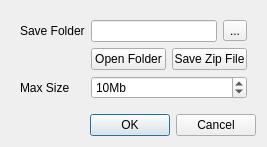
The window that ocr_training_data_dialog.ui (locaal-ai/scoresight) describes before a commit, drawn with Qt 5.
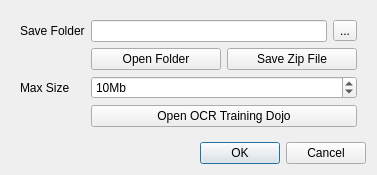
The same window after the commit.

Commit message: Refactor: Add training dojo functionality and speed control

Diff of the .ui file:
```diff
--- a/ocr_training_data_dialog.ui
+++ b/ocr_training_data_dialog.ui
@@ -6,8 +6,8 @@
    <rect>
     <x>0</x>
     <y>0</y>
-    <width>267</width>
-    <height>132</height>
+    <width>377</width>
+    <height>164</height>
    </rect>
   </property>
   <property name="minimumSize">
@@ -19,25 +19,21 @@
   <property name="maximumSize">
    <size>
     <width>650</width>
-    <height>16777215</height>
+    <height>300</height>
    </size>
   </property>
   <property name="windowTitle">
    <string>Dialog</string>
   </property>
   <layout class="QGridLayout" name="gridLayout">
-   <item row="2" column="0">
-    <widget class="QDialogButtonBox" name="buttonBox">
-     <property name="orientation">
-      <enum>Qt::Horizontal</enum>
-     </property>
-     <property name="standardButtons">
-      <set>QDialogButtonBox::Cancel|QDialogButtonBox::Ok</set>
-     </property>
-    </widget>
-   </item>
    <item row="1" column="0">
     <widget class="QWidget" name="widget" native="true">
+     <property name="sizePolicy">
+      <sizepolicy hsizetype="Preferred" vsizetype="Fixed">
+       <horstretch>0</horstretch>
+       <verstretch>0</verstretch>
+      </sizepolicy>
+     </property>
      <layout class="QFormLayout" name="formLayout">
       <item row="0" column="0">
        <widget class="QLabel" name="label">
@@ -132,9 +128,39 @@
         </property>
        </widget>
       </item>
+      <item row="3" column="1">
+       <widget class="QPushButton" name="pushButton_openTrainingDojo">
+        <property name="text">
+         <string>Open OCR Training Dojo</string>
+        </property>
+       </widget>
+      </item>
      </layout>
     </widget>
    </item>
+   <item row="3" column="0">
+    <widget class="QDialogButtonBox" name="buttonBox">
+     <property name="orientation">
+      <enum>Qt::Horizontal</enum>
+     </property>
+     <property name="standardButtons">
+      <set>QDialogButtonBox::Cancel|QDialogButtonBox::Ok</set>
+     </property>
+    </widget>
+   </item>
+   <item row="2" column="0">
+    <spacer name="verticalSpacer">
+     <property name="orientation">
+      <enum>Qt::Vertical</enum>
+     </property>
+     <property name="sizeHint" stdset="0">
+      <size>
+       <width>20</width>
+       <height>40</height>
+      </size>
+     </property>
+    </spacer>
+   </item>
   </layout>
  </widget>
  <resources/>
```
The commit also changes 10 other files.
